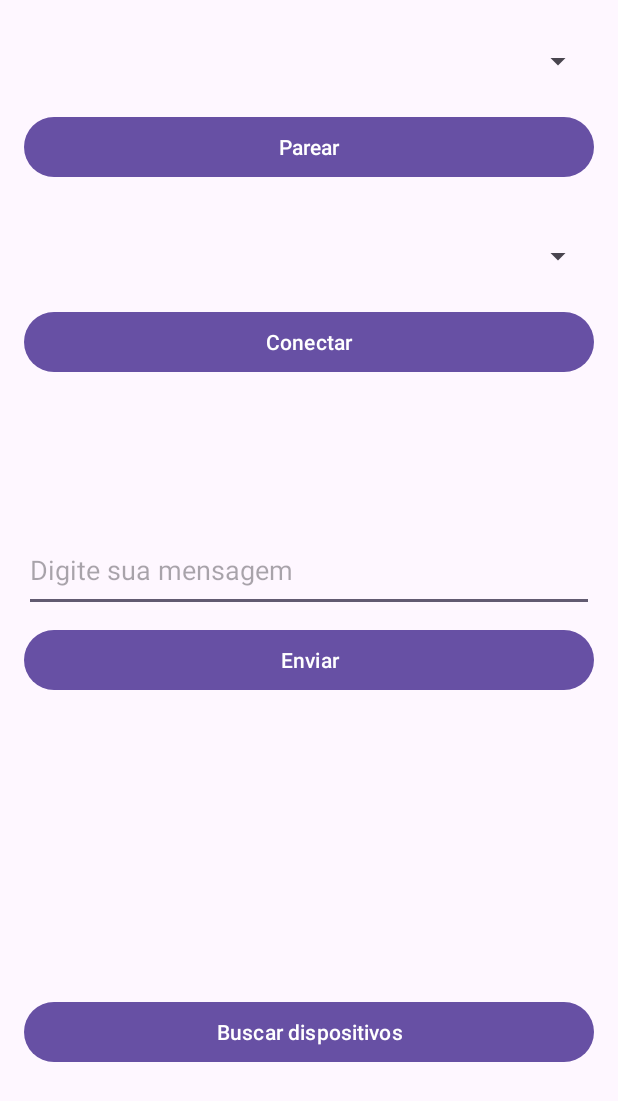
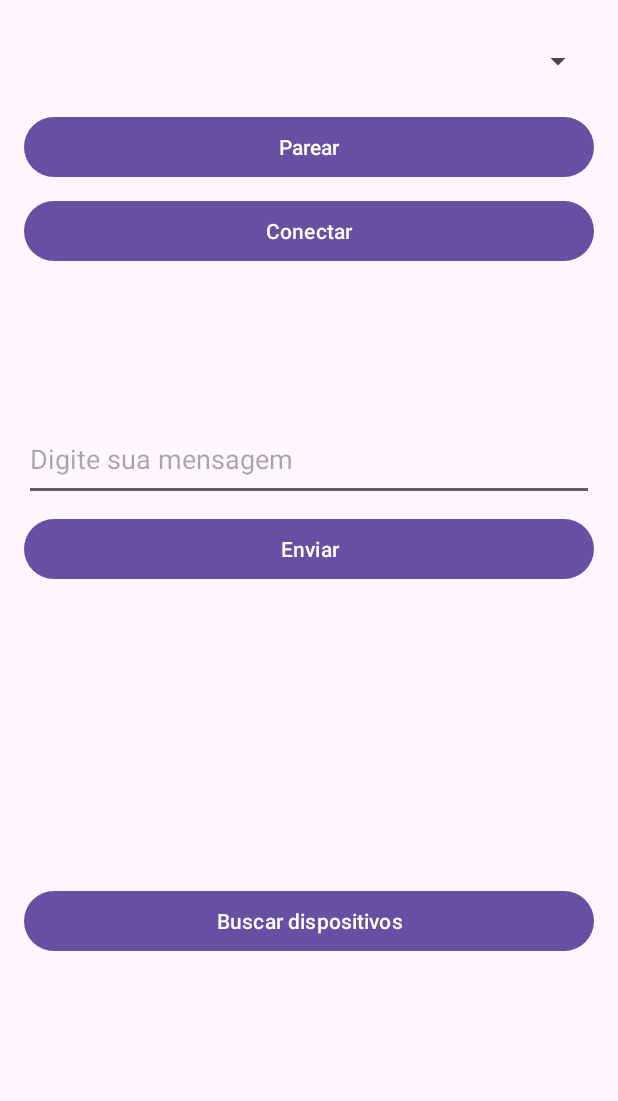
Before and after one commit to diogoMPavan/BluetoothConector, an Android app: the screen it shows after launch (MainActivity), on a phone screen of 412 x 824 dp. Shown: the top 1101 px of the screen. Run offline under Robolectric (Android 15) with nearby library versions, the phone set to English and light mode, and no system bars.

Commit message:
Cleanup code

```diff
--- a/app/src/main/java/com/example/bluetoothconector/MainActivity.java
+++ b/app/src/main/java/com/example/bluetoothconector/MainActivity.java
@@ -31,14 +31,11 @@ public class MainActivity extends AppCompatActivity {
 
     Spinner spinDetected = null;
     Button btnPair = null;
-    Spinner spinPaired = null;
     EditText txtMsg = null;
     Button btnSend = null;
     BluetoothAdapter bluetoothAdapter = BluetoothAdapter.getDefaultAdapter();
     List<String> lstDevices = new ArrayList<>();
     ArrayAdapter<String> adapter;
-    private static final int DISCOVERY_INTERVAL_MS = 10000;
-    private Handler handler = new Handler();
     Button btnFind = null;
     Button btnConnect = null;
     ConnectionThread connectionThread;
@@ -169,20 +166,4 @@ public class MainActivity extends AppCompatActivity {
         }
     };
 
-
-    /*private Runnable discoveryRunnable = new Runnable() {
-        @Override
-        public void run() {
-            if (ActivityCompat.checkSelfPermission(MainActivity.this, android.Manifest.permission.BLUETOOTH_SCAN) != PackageManager.PERMISSION_GRANTED) {
-                return;
-            }
-            if (bluetoothAdapter.isDiscovering()) {
-                bluetoothAdapter.cancelDiscovery();
-            }
-            bluetoothAdapter.startDiscovery();
-            Toast.makeText(MainActivity.this, "Scanning", Toast.LENGTH_SHORT).show();
-            handler.postDelayed(this, DISCOVERY_INTERVAL_MS);
-        }
-    };*/
-
 }
--- a/app/src/main/res/layout/activity_main.xml
+++ b/app/src/main/res/layout/activity_main.xml
@@ -16,12 +16,6 @@
         android:layout_height="wrap_content"
         android:text="Parear"
         android:layout_marginTop="8dp"/>
-
-    <Spinner
-        android:id="@+id/spinnerPaired"
-        android:layout_width="match_parent"
-        android:layout_height="50dp"
-        android:layout_marginTop="24dp" />
 
     <Button
         android:id="@+id/buttonConnect"
```
